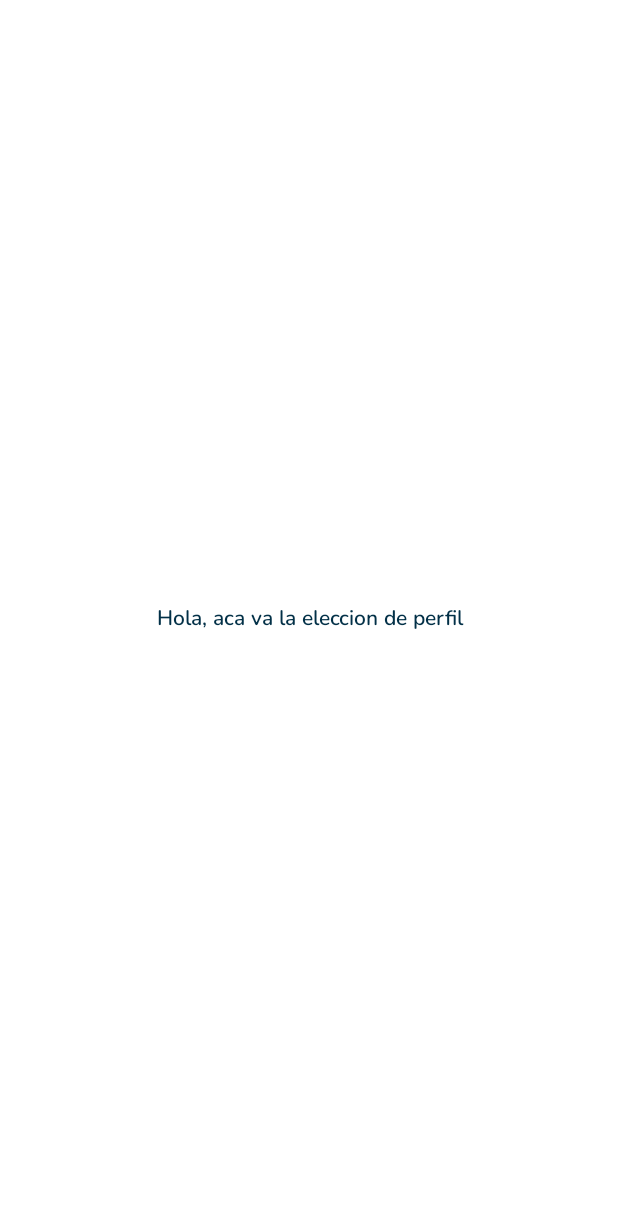
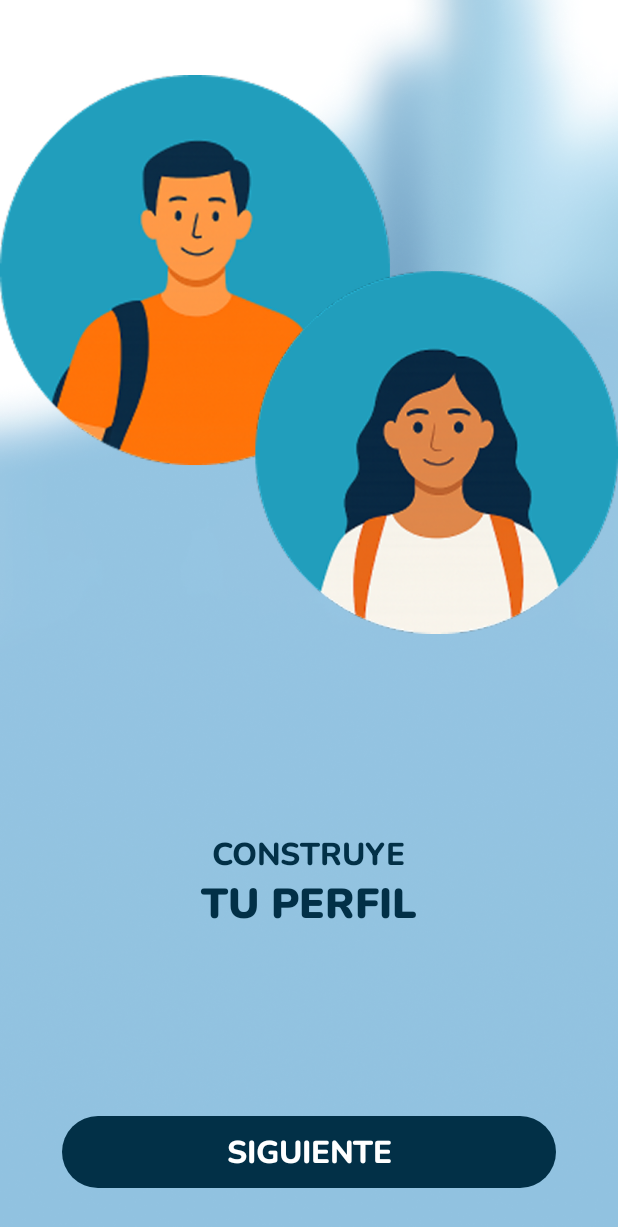
Before and after one commit to EstebanR18/RoomieMatchU, an Android app built with Jetpack Compose: the ProfileScreen screen opened through its navigation route, on a phone screen of 412 x 824 dp. Before the commit the part shown is almost empty. Shown: the top 1227 px of the screen. Run offline under Robolectric (Android 15) with nearby library versions, the phone set to English and light mode, and no system bars.

Commit message:
feat(ui): diseñar pantalla de creación de perfil
Se implementa el diseño visual para la pantalla `ProfileScreen`.

- Se añade una imagen de fondo y un ícono principal para la sección de perfil.
- Se incorporan textos descriptivos ("CONSTRUYE TU PERFIL") utilizando los estilos de la app.
- Se agrega un botón "SIGUIENTE" para avanzar en el flujo de creación de perfil.
- Se incluyen nuevas imágenes (`fondo_profile.png` y `profile_icon.png`) para el diseño.

```diff
--- a/RoomieMatchU_Front/app/src/main/java/com/example/approomiematchu/ui/ProfileScreen.kt
+++ b/RoomieMatchU_Front/app/src/main/java/com/example/approomiematchu/ui/ProfileScreen.kt
@@ -1,27 +1,122 @@
 package com.example.approomiematchu.ui
 
+import androidx.compose.foundation.BorderStroke
+import androidx.compose.foundation.Image
 import androidx.compose.foundation.background
+import androidx.compose.foundation.layout.Arrangement
 import androidx.compose.foundation.layout.Box
+import androidx.compose.foundation.layout.Column
 import androidx.compose.foundation.layout.fillMaxSize
+import androidx.compose.foundation.layout.fillMaxWidth
+import androidx.compose.foundation.layout.height
+import androidx.compose.foundation.layout.padding
+import androidx.compose.foundation.shape.RoundedCornerShape
+import androidx.compose.material3.Button
+import androidx.compose.material3.ButtonDefaults
+import androidx.compose.material3.MaterialTheme
+import androidx.compose.material3.OutlinedButton
 import androidx.compose.material3.Text
 import androidx.compose.runtime.Composable
 import androidx.compose.ui.Alignment
 import androidx.compose.ui.Modifier
 import androidx.compose.ui.graphics.Color
+import androidx.compose.ui.res.painterResource
 import androidx.compose.ui.text.style.TextAlign
+import androidx.compose.ui.tooling.preview.Preview
+import androidx.compose.ui.unit.dp
 import androidx.navigation.NavController
+import androidx.navigation.compose.rememberNavController
+import com.example.approomiematchu.R
+import com.example.approomiematchu.navigation.AppScreens
+import com.example.approomiematchu.ui.theme.AppTypography
 
 @Composable
 fun ProfileScreen(navController: NavController){
     Box(
         modifier = Modifier
             .fillMaxSize()
-            .background(Color.White),
-        contentAlignment = Alignment.Center
-    ){
-        Text(
-            text = "Hola, aca va la eleccion de perfil",
-            textAlign = TextAlign.Center
+            .background(MaterialTheme.colorScheme.background)
+    ) {
+        // Imagen de fondo
+        Image(
+            painter = painterResource(id = R.drawable.fondo_profile),
+            contentDescription = "Fondo Profile",
+            modifier = Modifier.matchParentSize(),
+            contentScale = androidx.compose.ui.layout.ContentScale.Crop
         )
+
+        Column(
+            modifier = Modifier.fillMaxSize(),
+            verticalArrangement = Arrangement.SpaceBetween,
+            horizontalAlignment = Alignment.CenterHorizontally
+        ) {
+            // Imagen superior
+            Image(
+                painter = painterResource(id = R.drawable.profile_icon),
+                contentDescription = "Roomie Illustration",
+                modifier = Modifier
+                    .fillMaxWidth(1f)
+                    .padding(top = 50.dp)
+            )
+
+            // Texto de bienvenida
+            Column(
+                horizontalAlignment = Alignment.CenterHorizontally,
+                modifier = Modifier.padding(top = 10.dp)
+            ) {
+                Text(
+                    text = "CONSTRUYE",
+                    style = AppTypography.titulo2,
+                    color = MaterialTheme.colorScheme.onBackground
+                )
+                Text(
+                    text = "TU PERFIL",
+                    style = AppTypography.titulo1,
+                    color = MaterialTheme.colorScheme.onBackground
+                )
+            }
+
+            // Botones
+            Column(
+                modifier = Modifier
+                    .fillMaxWidth()
+                    .padding(bottom = 32.dp),
+                horizontalAlignment = Alignment.CenterHorizontally,
+                verticalArrangement = Arrangement.spacedBy(12.dp)
+            ) {
+                // Botón Iniciar Sesión
+                Button(
+                    onClick = { navController.navigate(AppScreens.AuthScreen.createRoute(true))},
+                    modifier = Modifier
+                        .fillMaxWidth(0.8f)
+                        .height(48.dp),
+                    shape = RoundedCornerShape(50),
+                    colors = ButtonDefaults.buttonColors(
+                        containerColor = MaterialTheme.colorScheme.primary,
+                        contentColor = MaterialTheme.colorScheme.onPrimary
+                    )
+                ) {
+                    Text(
+                        text = "SIGUIENTE",
+                        style = AppTypography.titulo2,
+                        color = MaterialTheme.colorScheme.onPrimary
+                    )
+                }
+            }
+        }
     }
 }
+
+@Preview(showBackground = true, showSystemUi = true)
+@Composable
+fun ProfileScreenPreview() {
+    AppTheme {
+        val navController = rememberNavController()
+        ProfileScreen(navController = navController)
+    }
+}
+
+@Composable
+fun AppTheme(content: @Composable () -> Unit) {
+    TODO("Not yet implemented")
+}
```
Also changed, not shown: RoomieMatchU_Front/app/src/main/res/drawable/fondo_profile.png (added), RoomieMatchU_Front/app/src/main/res/drawable/profile_icon.png (added).
